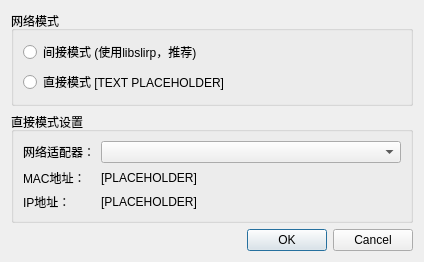
Old version of the form src/frontend/qt_sdl/WifiSettingsDialog.ui in the repository melonDS-emu/melonDS.
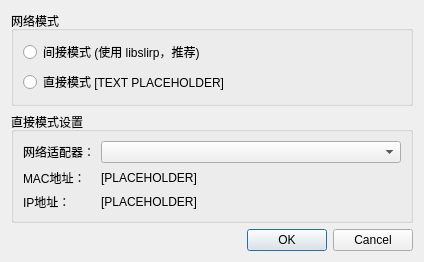
New version of the form.

```diff
--- a/src/frontend/qt_sdl/WifiSettingsDialog.ui
+++ b/src/frontend/qt_sdl/WifiSettingsDialog.ui
@@ -35,7 +35,7 @@
          <string>&lt;html&gt;&lt;head/&gt;&lt;body&gt;&lt;p&gt;间接模式使用 libslirp。 它不需要额外的设置并且易于使用。&lt;/p&gt;&lt;/body&gt;&lt;/html&gt;</string>
         </property>
         <property name="text">
-         <string>间接模式 (使用libslirp，推荐)</string>
+         <string>间接模式 (使用 libslirp，推荐)</string>
         </property>
        </widget>
       </item>
```
